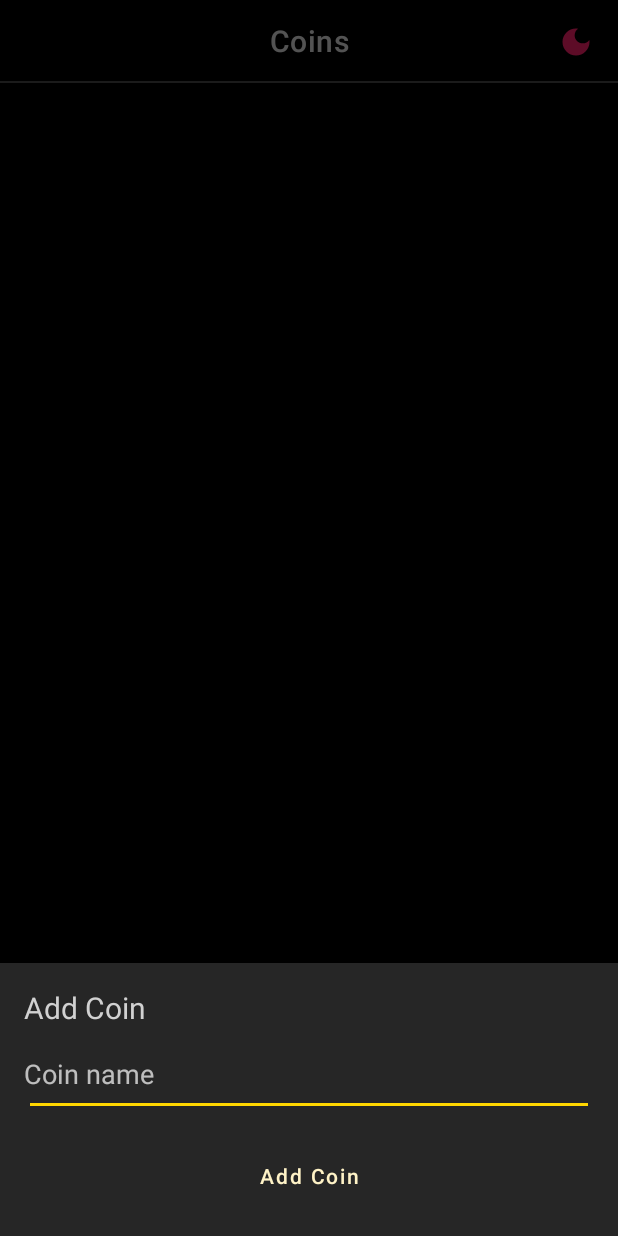
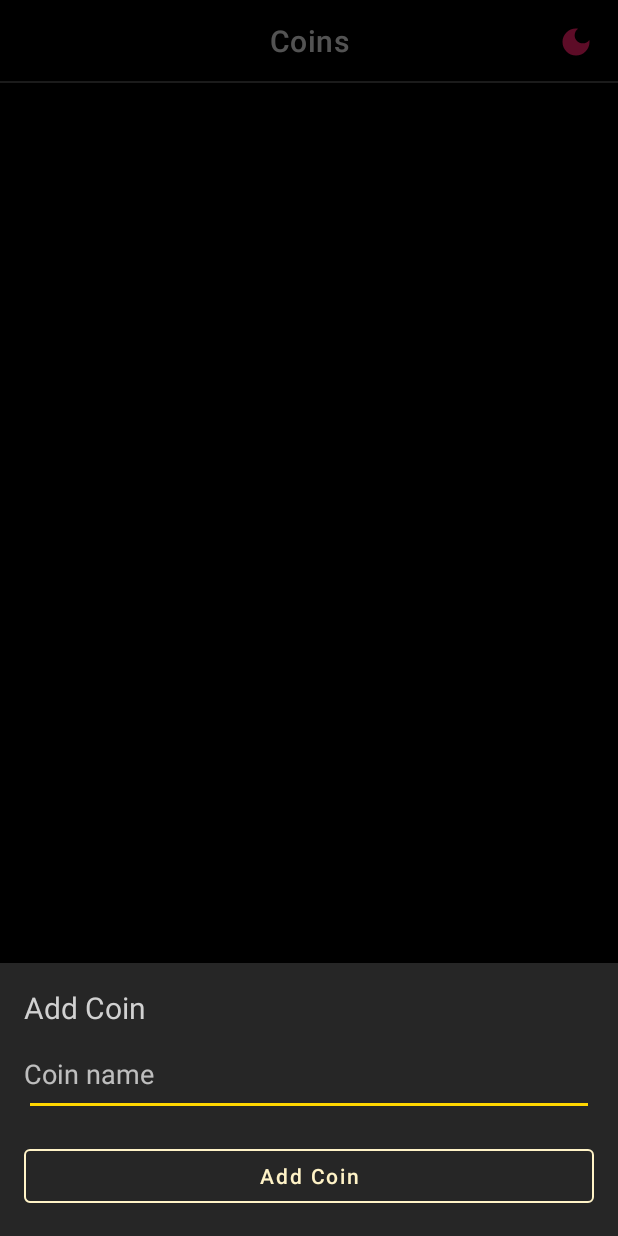
Before and after one commit to anonrootkit/wrx-ticker, an Android app: the NewCoin screen opened through its navigation route, on a phone screen of 412 x 824 dp. Run offline under Robolectric (Android 15) with nearby library versions, the phone set to English and light mode, and no system bars; our stand-ins replace Dagger/Hilt's generated code, Timber, data binding, navigation-ui; 1 statement that could not run was skipped.

Commit message:
Button stroke added

```diff
--- a/app/src/main/res/layout/fragment_new_coin.xml
+++ b/app/src/main/res/layout/fragment_new_coin.xml
@@ -34,6 +34,8 @@
             android:text="@string/add_coin"
             android:textAllCaps="false"
             android:id="@+id/add_coin"
+            app:strokeColor="?attr/colorPrimary"
+            app:strokeWidth="1dp"
             app:iconGravity="textStart" />
     </LinearLayout>
 </layout>
--- a/app/src/main/res/layout/fragment_new_investment.xml
+++ b/app/src/main/res/layout/fragment_new_investment.xml
@@ -63,6 +63,8 @@
             android:text="@string/add_investment"
             android:textAllCaps="false"
             android:id="@+id/add_investment"
+            app:strokeColor="?attr/colorPrimary"
+            app:strokeWidth="1dp"
             app:iconGravity="textStart" />
     </LinearLayout>
 </layout>
```
